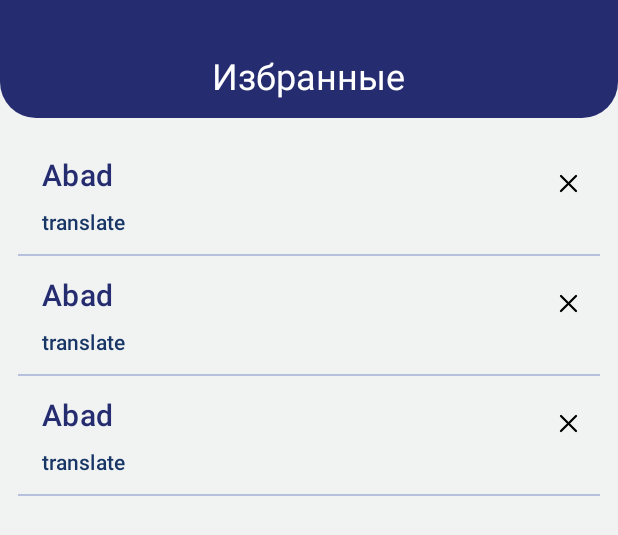
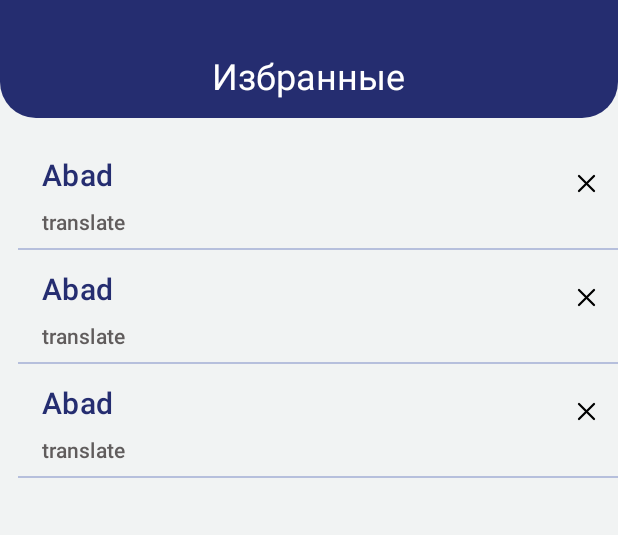
Before and after one commit to akjoll/Lugat-Dictionary, an Android app: the layout fragment_favourite.xml on its own in the app's theme, with its tools: preview values and no code run, on a phone screen of 412 x 824 dp. Shown: the top 535 px of the screen. Run offline under Robolectric (Android 15) with nearby library versions, the light colour scheme and no system bars.

Commit message:
ui design history and correct some ui of favorite

```diff
--- a/app/src/main/res/layout/fragment_favourite.xml
+++ b/app/src/main/res/layout/fragment_favourite.xml
@@ -20,7 +20,6 @@
         android:layout_marginHorizontal="@dimen/dp_2.5x"
         android:layout_marginTop="@dimen/dp_1.5x"
         android:layout_marginStart="@dimen/dp_1.5x"
-        android:layout_marginEnd="@dimen/dp_1.5x"
         tools:listitem="@layout/item_favorite"
         app:layoutManager="androidx.recyclerview.widget.LinearLayoutManager">
     </androidx.recyclerview.widget.RecyclerView>
--- a/app/src/main/res/layout/item_favorite.xml
+++ b/app/src/main/res/layout/item_favorite.xml
@@ -24,7 +24,7 @@
         android:layout_width="0dp"
         android:layout_height="wrap_content"
         tools:text="translate"
-        android:textColor="?colorSecondary"
+        android:textColor="?android:textColorPrimary"
         android:textAppearance="@style/TextAppearance.MaterialComponents.Subtitle2"
         app:layout_constraintStart_toStartOf="parent"
         app:layout_constraintTop_toBottomOf="@id/tv_transalte_of_word"
@@ -45,8 +45,8 @@
         android:layout_width="wrap_content"
         android:layout_height="1dp"
         android:background="?dividerColor"
-        android:layout_marginTop="@dimen/dp_1.5x"
+        android:layout_marginTop="@dimen/dp_1x"
         app:layout_constraintTop_toBottomOf="@id/tv_explanationOfTranslate"
         app:layout_constraintStart_toStartOf="parent"
-        />
+        app:layout_goneMarginTop="@dimen/dp_1x"/>
 </androidx.constraintlayout.widget.ConstraintLayout>
```
Also changed, not shown: app/src/main/res/layout/fragment_history.xml (+16 -7 lines).
